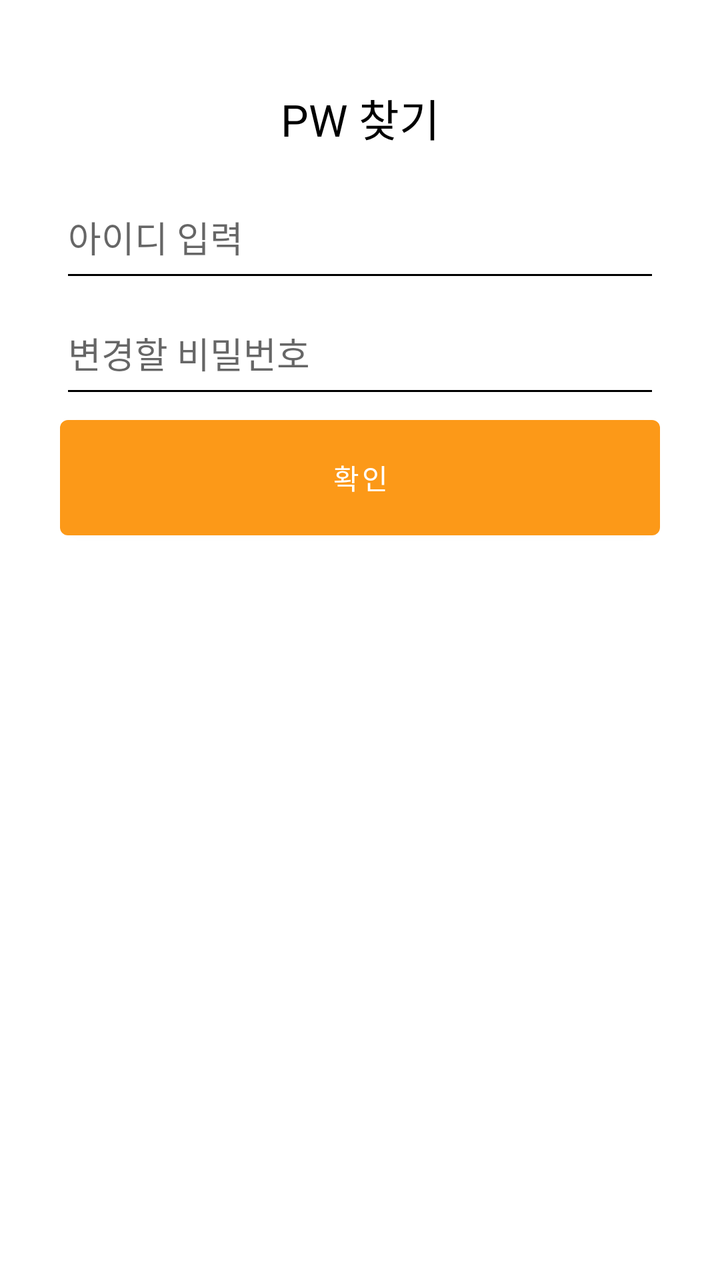
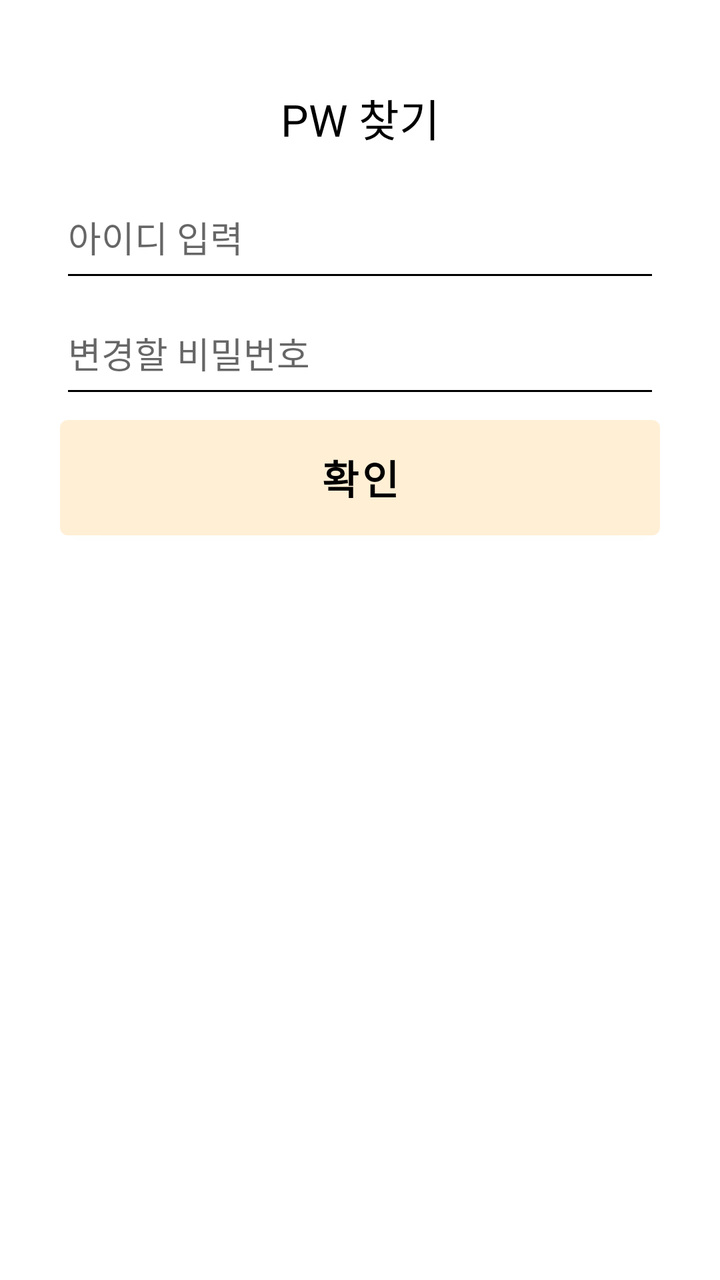

An Android layout rendered at two revisions. The XML below is the earlier revision; the diff shows what the commit changed to produce the second picture.
<!-- AndroidManifest.xml: application theme Theme.ReportView_003 -->
<!-- res/layout/find_pw.xml -->
<?xml version="1.0" encoding="utf-8"?>
<androidx.constraintlayout.widget.ConstraintLayout
    xmlns:android="http://schemas.android.com/apk/res/android"
    xmlns:app="http://schemas.android.com/apk/res-auto"
    android:layout_width="match_parent"
    android:layout_height="match_parent"
    android:padding="30dp"
    app:layout_constraintTop_toTopOf="parent"
    app:layout_constraintBottom_toBottomOf="parent"
    app:layout_constraintStart_toStartOf="parent"
    app:layout_constraintEnd_toEndOf="parent">

    
    <TextView
        android:id="@+id/find_pw_title"
        android:layout_width="0dp"
        android:layout_height="0dp"
        android:text="PW 찾기"
        android:gravity="center"
        android:textAppearance="@style/TextAppearance.AppCompat.Large"
        app:layout_constraintTop_toTopOf="parent"
        app:layout_constraintStart_toStartOf="parent"
        app:layout_constraintEnd_toEndOf="parent"
        app:layout_constraintHeight_percent="0.1" />

    
    <EditText
        android:id="@+id/find_pw_id"
        android:layout_width="0dp"
        android:layout_height="0dp"
        android:hint="아이디 입력"
        android:layout_marginBottom="8dp"
        app:layout_constraintTop_toBottomOf="@id/find_pw_title"
        app:layout_constraintStart_toStartOf="parent"
        app:layout_constraintEnd_toEndOf="parent"
        app:layout_constraintHeight_percent="0.1" />

    
    <EditText
        android:id="@+id/find_pw_passwd"
        android:layout_width="0dp"
        android:layout_height="0dp"
        android:hint="변경할 비밀번호"
        android:inputType="phone"
        android:layout_marginBottom="8dp"
        app:layout_constraintTop_toBottomOf="@id/find_pw_id"
        app:layout_constraintStart_toStartOf="parent"
        app:layout_constraintEnd_toEndOf="parent"
        app:layout_constraintHeight_percent="0.1" />

    
    <Button
        android:id="@+id/find_pw_button"
        android:layout_width="0dp"
        android:layout_height="0dp"
        android:text="확인"
        app:layout_constraintTop_toBottomOf="@id/find_pw_passwd"
        app:layout_constraintStart_toStartOf="parent"
        app:layout_constraintEnd_toEndOf="parent"
        app:layout_constraintHeight_percent="0.12" />

</androidx.constraintlayout.widget.ConstraintLayout>
<!-- resources referenced by this layout -->
<resources>
  <style name="Theme.ReportView_003" parent="Theme.MaterialComponents.DayNight.NoActionBar">
          
          <item name="colorPrimary">@color/bg_color</item>
          <item name="colorPrimaryVariant">@color/orange_dark</item>
          <item name="colorOnPrimary">@color/white</item>
          
          <item name="colorSecondary">@color/teal_200</item>
          <item name="colorSecondaryVariant">@color/teal_700</item>
          <item name="colorOnSecondary">@color/black</item>
          
          <item name="android:statusBarColor">?attr/colorPrimaryVariant</item>
          
          
          <item name="android:textColorPrimary">@color/black</item>
          <item name="android:textColorSecondary">@color/black</item>
  
          
          <item name="android:navigationBarColor">@color/bg_color</item>
      </style>
  <color name="bg_color">#FC9918</color>"
  <color name="orange_dark">#875B00</color>"
  <color name="white">#FFFFFFFF</color>
  <color name="teal_200">#FF03DAC5</color>
  <color name="teal_700">#FF018786</color>
  <color name="black">#FF000000</color>
</resources>

<!-- the commit's change to res/layout/find_pw.xml (unified diff, before → after) -->
@@ -54,6 +54,9 @@
         android:layout_width="0dp"
         android:layout_height="0dp"
         android:text="확인"
+        android:textSize="20dp"
+        android:textStyle="bold"
+        android:textColor="?attr/colorOnSecondary"
         app:layout_constraintTop_toBottomOf="@id/find_pw_passwd"
         app:layout_constraintStart_toStartOf="parent"
         app:layout_constraintEnd_toEndOf="parent"
<!-- resource entries referenced after the edit -->
@@ -3,27 +3,25 @@
   <style name="Theme.ReportView_003" parent="Theme.MaterialComponents.DayNight.NoActionBar">
           
           <item name="colorPrimary">@color/bg_color</item>
-          <item name="colorPrimaryVariant">@color/orange_dark</item>
-          <item name="colorOnPrimary">@color/white</item>
+          <item name="colorPrimaryVariant">@color/bg_color</item>
+          <item name="colorOnPrimary">@color/black</item>
           
-          <item name="colorSecondary">@color/teal_200</item>
-          <item name="colorSecondaryVariant">@color/teal_700</item>
+          <item name="colorSecondary">#E4E4E4</item>
+          <item name="colorSecondaryVariant">#D1D1D1</item>
           <item name="colorOnSecondary">@color/black</item>
           
           <item name="android:statusBarColor">?attr/colorPrimaryVariant</item>
           
           
+          <item name="android:textColor">@color/black</item>
           <item name="android:textColorPrimary">@color/black</item>
           <item name="android:textColorSecondary">@color/black</item>
   
           
           <item name="android:navigationBarColor">@color/bg_color</item>
+          <item name="android:tint">@color/black</item>
       </style>
-  <color name="bg_color">#FC9918</color>"
-  <color name="orange_dark">#875B00</color>"
-  <color name="white">#FFFFFFFF</color>
-  <color name="teal_200">#FF03DAC5</color>
-  <color name="teal_700">#FF018786</color>
+  <color name="bg_color">#FFEFD5</color>"
   <color name="black">#FF000000</color>
 </resources>
 
